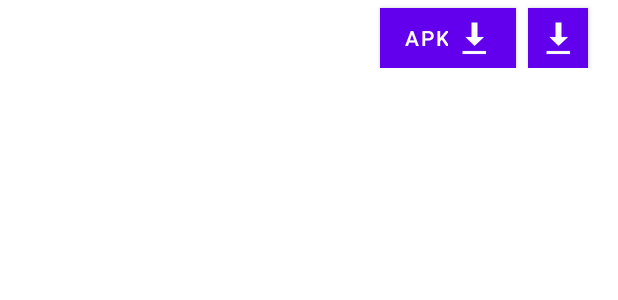
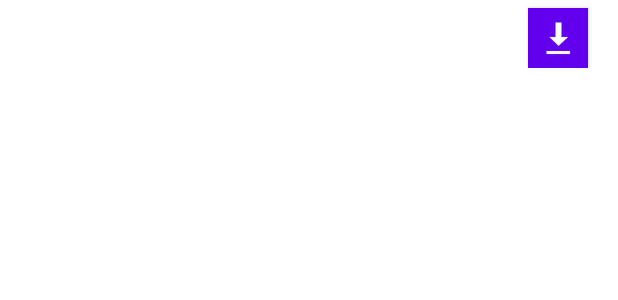
Before and after one commit to meda10/Love-blocks-android, an Android app: the layout recyclerview_adapter.xml on its own in the app's theme, with its tools: preview values and no code run, on a phone screen of 412 x 824 dp. Shown: the top 300 px of the screen. Run offline under Robolectric (Android 15) with nearby library versions, the phone set to English and light mode, and no system bars.

Commit message:
Remove APk button

```diff
--- a/app/src/main/res/layout/recyclerview_adapter.xml
+++ b/app/src/main/res/layout/recyclerview_adapter.xml
@@ -16,12 +16,15 @@
         android:gravity="center|center_horizontal|center_vertical"
         android:textColor="@android:color/black"
         android:textSize="18sp"
-        app:layout_constraintEnd_toStartOf="@+id/downloadAPKButton"
+        app:layout_constraintEnd_toStartOf="@+id/downloadButton"
         app:layout_constraintStart_toStartOf="parent"
         app:layout_constraintTop_toTopOf="parent" />
 
 <!--    <com.google.android.material.button.MaterialButton-->
-<!--        android:id="@+id/downloadAPKButtonText"-->
+<!--        android:id="@+id/downloadAPKButton"-->
+<!--        android:background="@color/blue_grey_600"-->
+<!--        android:foreground="?attr/selectableItemBackground"-->
+<!--        android:text="@string/apk"-->
 <!--        android:layout_marginEnd="8dp"-->
 <!--        android:layout_width="wrap_content"-->
 <!--        android:layout_height="40dp"-->
@@ -33,40 +36,13 @@
 <!--        android:insetTop="0dp"-->
 <!--        android:insetBottom="0dp"-->
 
-<!--        android:text="@string/apk"-->
-<!--        app:icon="@drawable/ic_download"-->
+<!--        app:icon="@android:drawable/stat_sys_download"-->
 <!--        app:iconGravity="textEnd"-->
 <!--        app:iconPadding="5dp"-->
-<!--        app:iconTint="@color/white"-->
 
 <!--        app:layout_constraintEnd_toStartOf="@+id/downloadButton"-->
 <!--        app:layout_constraintStart_toEndOf="@+id/projectName"-->
 <!--        app:layout_constraintTop_toTopOf="parent" />-->
-
-
-    <com.google.android.material.button.MaterialButton
-        android:id="@+id/downloadAPKButton"
-        android:background="@color/blue_grey_600"
-        android:foreground="?attr/selectableItemBackground"
-        android:text="@string/apk"
-        android:layout_marginEnd="8dp"
-        android:layout_width="wrap_content"
-        android:layout_height="40dp"
-        android:layout_marginTop="5dp"
-        android:layout_marginBottom="5dp"
-
-        android:insetLeft="0dp"
-        android:insetRight="0dp"
-        android:insetTop="0dp"
-        android:insetBottom="0dp"
-
-        app:icon="@android:drawable/stat_sys_download"
-        app:iconGravity="textEnd"
-        app:iconPadding="5dp"
-
-        app:layout_constraintEnd_toStartOf="@+id/downloadButton"
-        app:layout_constraintStart_toEndOf="@+id/projectName"
-        app:layout_constraintTop_toTopOf="parent" />
 
     <com.google.android.material.button.MaterialButton
         android:id="@+id/downloadButton"
@@ -88,7 +64,7 @@
         app:iconPadding="0dp"
         app:iconTint="@color/white"
 
-        app:layout_constraintStart_toEndOf="@+id/downloadAPKButton"
+        app:layout_constraintStart_toEndOf="@+id/projectName"
         app:layout_constraintEnd_toEndOf="parent"
         app:layout_constraintTop_toTopOf="parent" />
 
```
Also changed, not shown: app/src/main/java/blocks/love/RecylerAdapter.kt (+43 -55 lines), app/src/main/java/blocks/love/utils/RestAPI.kt (+33 -33 lines).
